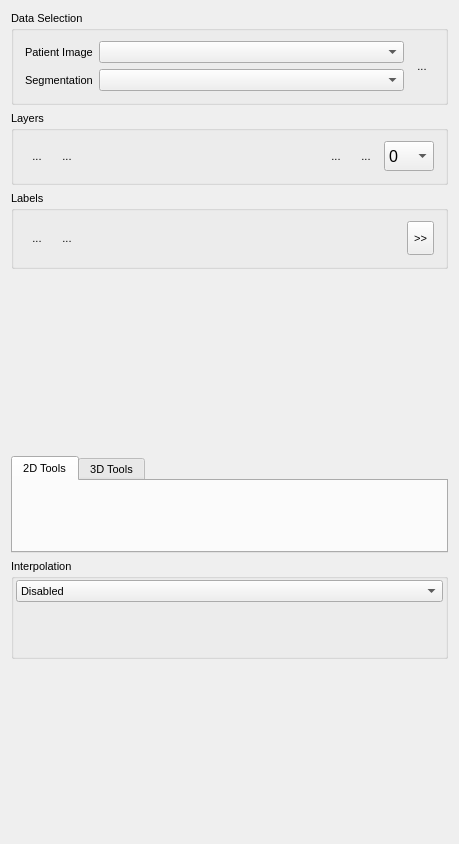
Qt form Plugins/org.mitk.gui.qt.multilabelsegmentation/src/internal/QmitkMultiLabelSegmentationControls.ui (MITK/MITK) before a commit.
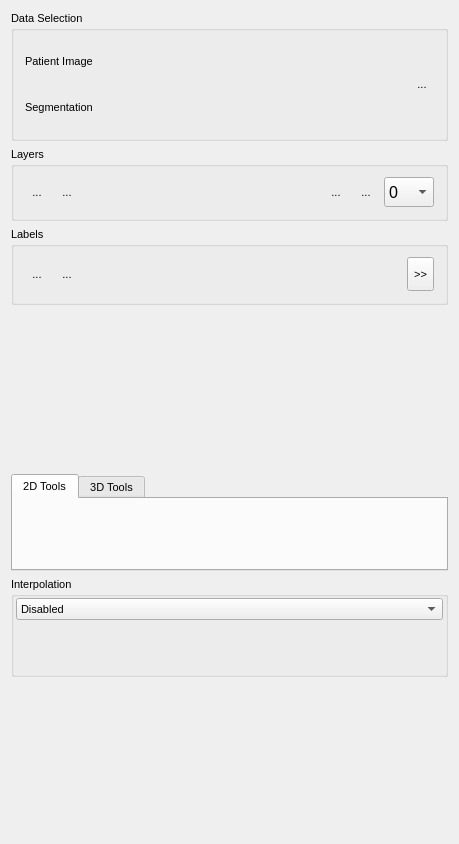
The same form after that commit. Icons and pictures are not drawn. Custom widgets are drawn as their Qt base class.

The edit to the form file:
```diff
--- a/Plugins/org.mitk.gui.qt.multilabelsegmentation/src/internal/QmitkMultiLabelSegmentationControls.ui
+++ b/Plugins/org.mitk.gui.qt.multilabelsegmentation/src/internal/QmitkMultiLabelSegmentationControls.ui
@@ -57,12 +57,12 @@
        </widget>
       </item>
       <item row="0" column="1">
-       <widget class="QmitkDataStorageComboBox" name="m_cbReferenceNodeSelector">
-        <property name="sizePolicy">
-         <sizepolicy hsizetype="Expanding" vsizetype="Fixed">
-          <horstretch>0</horstretch>
-          <verstretch>0</verstretch>
-         </sizepolicy>
+        <widget class="QmitkSingleNodeSelectionWidget" name="m_ReferenceNodeSelector" native="true">
+          <property name="minimumSize">
+            <size>
+              <width>0</width>
+              <height>40</height>
+            </size>
         </property>
        </widget>
       </item>
@@ -100,12 +100,12 @@
        </widget>
       </item>
       <item row="1" column="1">
-       <widget class="QmitkDataStorageComboBox" name="m_cbWorkingNodeSelector">
-        <property name="sizePolicy">
-         <sizepolicy hsizetype="Expanding" vsizetype="Fixed">
-          <horstretch>0</horstretch>
-          <verstretch>0</verstretch>
-         </sizepolicy>
+        <widget class="QmitkSingleNodeSelectionWidget" name="m_WorkingNodeSelector" native="true">
+          <property name="minimumSize">
+            <size>
+              <width>0</width>
+              <height>40</height>
+            </size>
         </property>
        </widget>
       </item>
@@ -715,9 +715,10 @@
  <layoutdefault spacing="6" margin="11"/>
  <customwidgets>
   <customwidget>
-   <class>QmitkDataStorageComboBox</class>
-   <extends>QComboBox</extends>
-   <header location="global">QmitkDataStorageComboBox.h</header>
+     <class>QmitkSingleNodeSelectionWidget</class>
+     <extends>QWidget</extends>
+     <header location="global">QmitkSingleNodeSelectionWidget.h</header>
+     <container>1</container>
   </customwidget>
   <customwidget>
    <class>QmitkToolSelectionBox</class>
```
Lines whose indentation alone changed are shown as unchanged.
